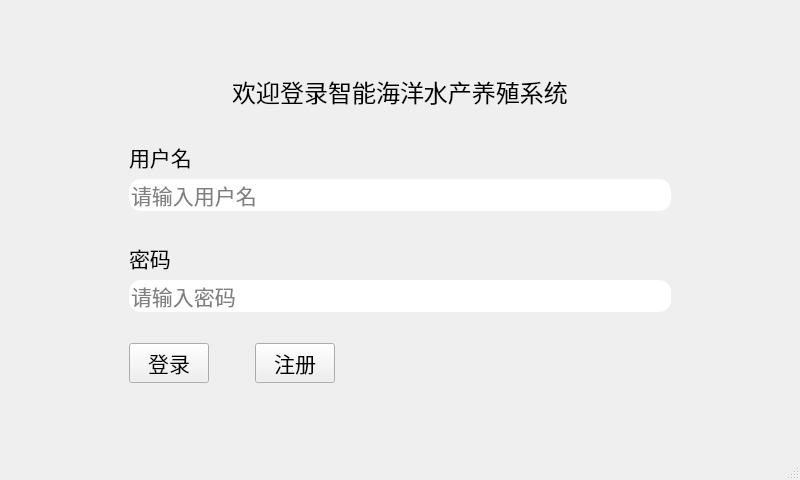
Old version of the form login.ui in the repository JinJieBeWater/oceanSystem.
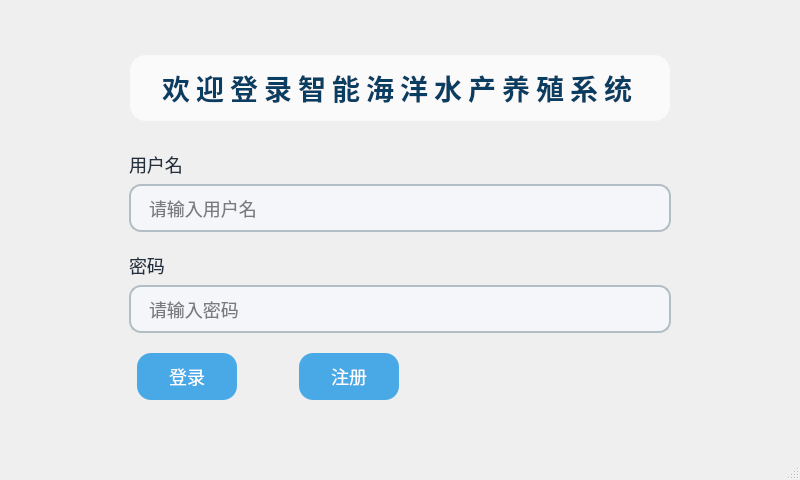
New version of the form. Icons and pictures are not drawn.

Commit message: ✨ feat(ui): 更新数据库路径，优化用户管理界面样式和布局

Patch:
```diff
--- a/login.ui
+++ b/login.ui
@@ -18,7 +18,45 @@
     <normaloff>../../../../JinJieBeWater/BG/119124169_p0.png</normaloff>../../../../JinJieBeWater/BG/119124169_p0.png</iconset>
   </property>
   <property name="styleSheet">
-   <string notr="true">QMainWindow{border-image: url(D:/University/Yue inlay/qt/oceaSsystem/resources/ocean.jpg);};</string>
+   <string notr="true">
+QMainWindow{border-image: url(D:/University/Yue inlay/qt/oceaSsystem/resources/ocean.jpg);}
+QLabel#title {
+    color: #0a3d62;
+    font-size: 28px;
+    font-weight: bold;
+    letter-spacing: 6px;
+    background: rgba(255,255,255,0.7);
+    border-radius: 16px;
+    padding: 12px 32px;
+    margin-bottom: 18px;
+}
+QLabel {
+    font-size: 18px;
+    color: #222f3e;
+}
+QLineEdit {
+    border-radius: 12px;
+    border: 1.5px solid #b2bec3;
+    padding: 8px 16px;
+    font-size: 18px;
+    background: #f5f6fa;
+    margin-bottom: 8px;
+}
+QPushButton {
+    background-color: #48a9e6;
+    color: white;
+    border-radius: 14px;
+    font-size: 18px;
+    padding: 10px 32px;
+    margin: 0 8px;
+}
+QPushButton:hover {
+    background-color: #357ab7;
+}
+QWidget#centralwidget {
+    background: transparent;
+}
+   </string>
   </property>
   <widget class="QWidget" name="centralwidget">
    <property name="sizePolicy">
```
The commit also changes 3 other files.
